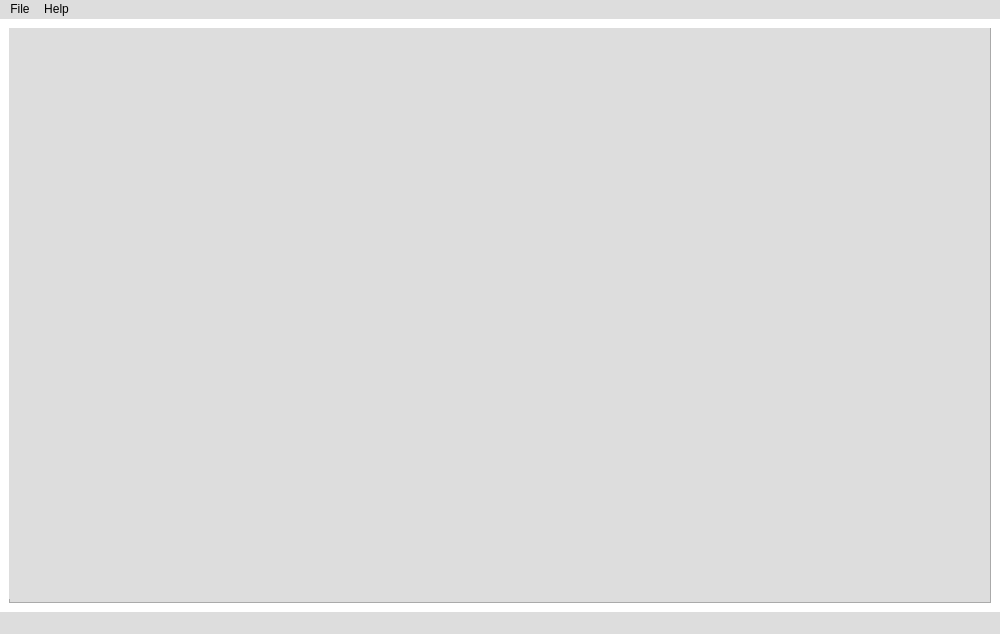
The window that View/MainWindowUI.ui (R1ma0/ImgToPDFConverter) describes before a commit, drawn with Qt 5.
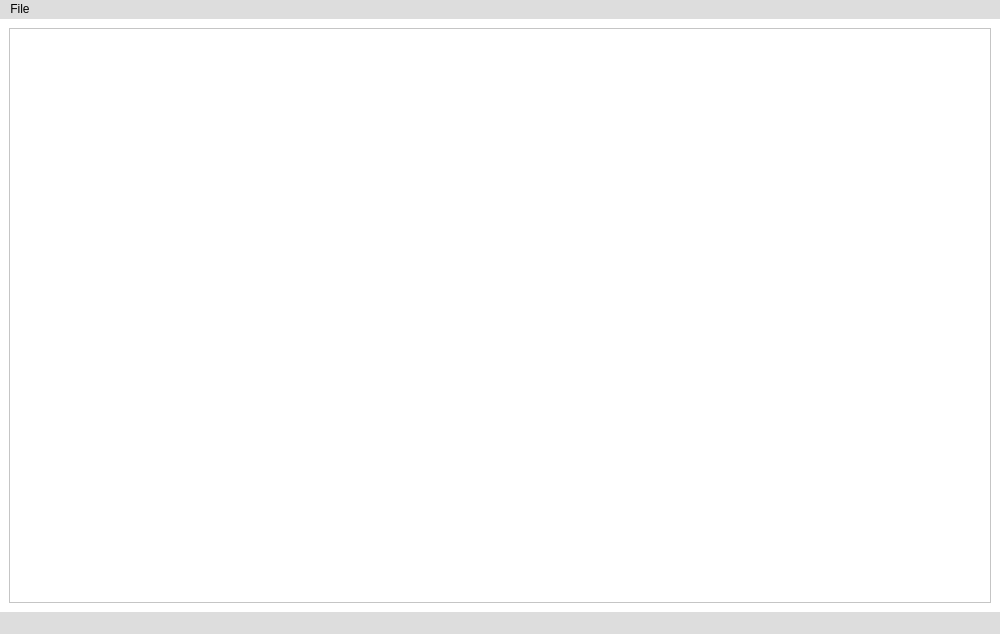
The same window after the commit.

What changed in the file:
```diff
--- a/View/MainWindowUI.ui
+++ b/View/MainWindowUI.ui
@@ -37,34 +37,7 @@
   <widget class="QWidget" name="centralwidget">
    <layout class="QHBoxLayout" name="horizontalLayout">
     <item>
-     <layout class="QHBoxLayout" name="horizontalLayout_2">
-      <item>
-       <widget class="QFrame" name="frame">
-        <property name="styleSheet">
-         <string notr="true">background-color: rgb(221, 221, 221);</string>
-        </property>
-        <property name="frameShape">
-         <enum>QFrame::StyledPanel</enum>
-        </property>
-        <property name="frameShadow">
-         <enum>QFrame::Raised</enum>
-        </property>
-        <widget class="QLabel" name="imageToPdf">
-         <property name="geometry">
-          <rect>
-           <x>0</x>
-           <y>0</y>
-           <width>981</width>
-           <height>571</height>
-          </rect>
-         </property>
-         <property name="text">
-          <string/>
-         </property>
-        </widget>
-       </widget>
-      </item>
-     </layout>
+     <widget class="QListWidget" name="listWidget"/>
     </item>
    </layout>
   </widget>
@@ -87,15 +60,7 @@
     <addaction name="actionOpen_Image"/>
     <addaction name="actionExport_to_PDF"/>
    </widget>
-   <widget class="QMenu" name="menuAbout">
-    <property name="title">
-     <string>Help</string>
-    </property>
-    <addaction name="actionProgramm"/>
-    <addaction name="actionDocumentation"/>
-   </widget>
    <addaction name="menuFile"/>
-   <addaction name="menuAbout"/>
   </widget>
   <widget class="QStatusBar" name="statusbar">
    <property name="font">
```
Left out of the diff: 2 changed lines with no effect on the pictures.
